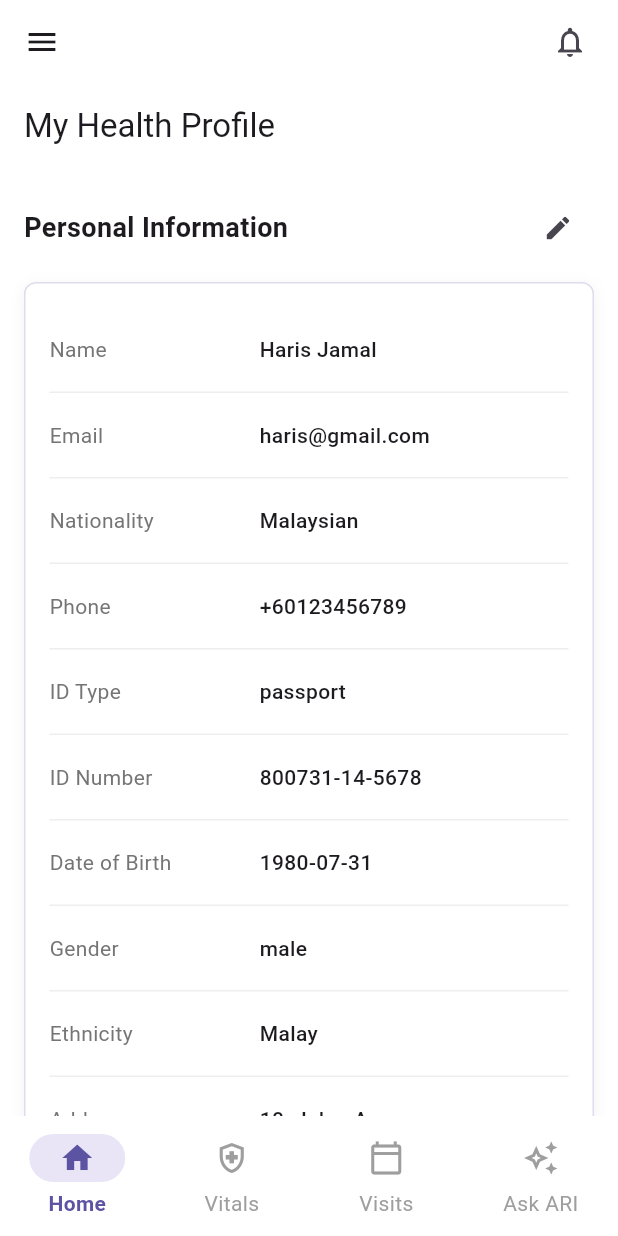
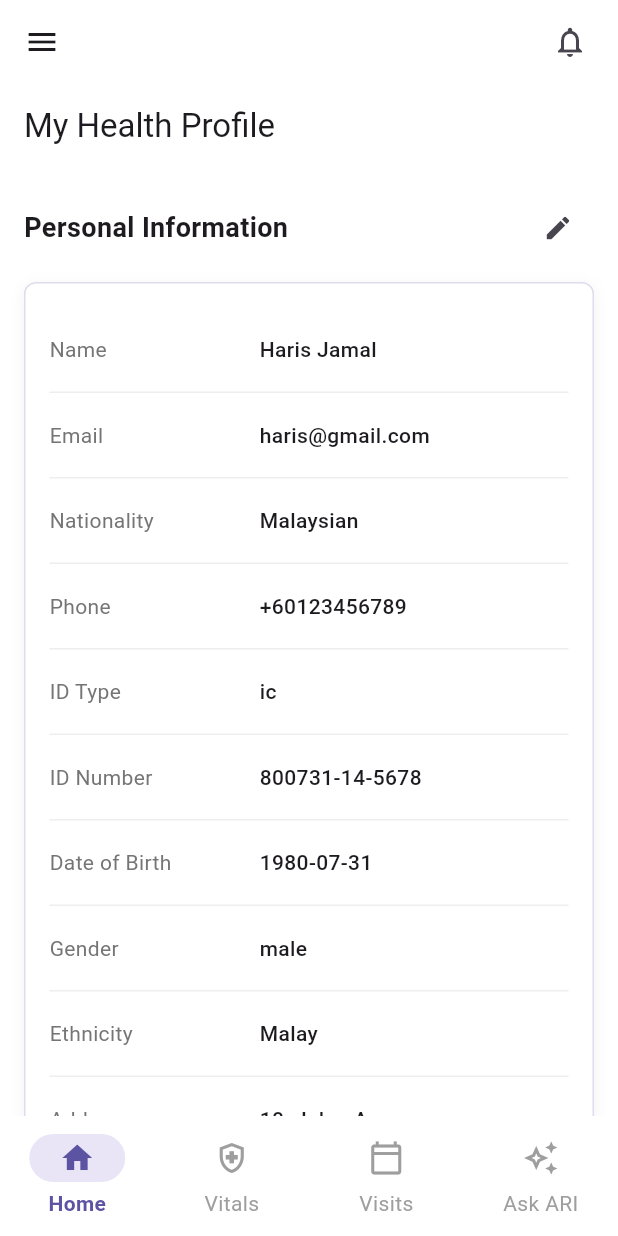
Before and after one commit to ameera-hussain/sihat-mobile-demo, a Flutter app: the ProfileScreen screen opened by its route, on a phone screen of 412 x 824 dp. Run offline on Flutter 3.47's test engine with Material 3 defaults, Android fonts, the phone set to English and light mode, and no system bars; our stand-ins replace flutter_local_notifications, go_router, image_picker, permission_handler, shared_preferences, timezone; accounts and stored records are empty.

Commit message:
profile consistency update

```diff
--- a/lib/features/settings/screens/account_information.dart
+++ b/lib/features/settings/screens/account_information.dart
@@ -33,7 +33,7 @@ class _AccountInformationScreenState extends State<AccountInformationScreen> {
     super.initState();
     nameController = TextEditingController(text: MockAuth.mockUser.name ?? '');
     emailController = TextEditingController(text: MockAuth.mockUser.email);
-    phoneController = TextEditingController(text: '+1 234 567 890');
+    phoneController = TextEditingController(text: '+60123456789');
     carePlanController = TextEditingController(text: 'N/A');
   }
 
--- a/lib/mock_data/mock_profile_data.dart
+++ b/lib/mock_data/mock_profile_data.dart
@@ -10,7 +10,7 @@ class MockProfileData {
       email: 'haris@gmail.com',
       nationality: 'Malaysian',
       phoneNumber: '+60123456789',
-      identificationType: IdentificationType.passport,
+      identificationType: IdentificationType.ic,
       identificationnumber: '800731-14-5678',
       dateOfBirth: '1980-07-31',
       genderType: GenderType.male,
```
